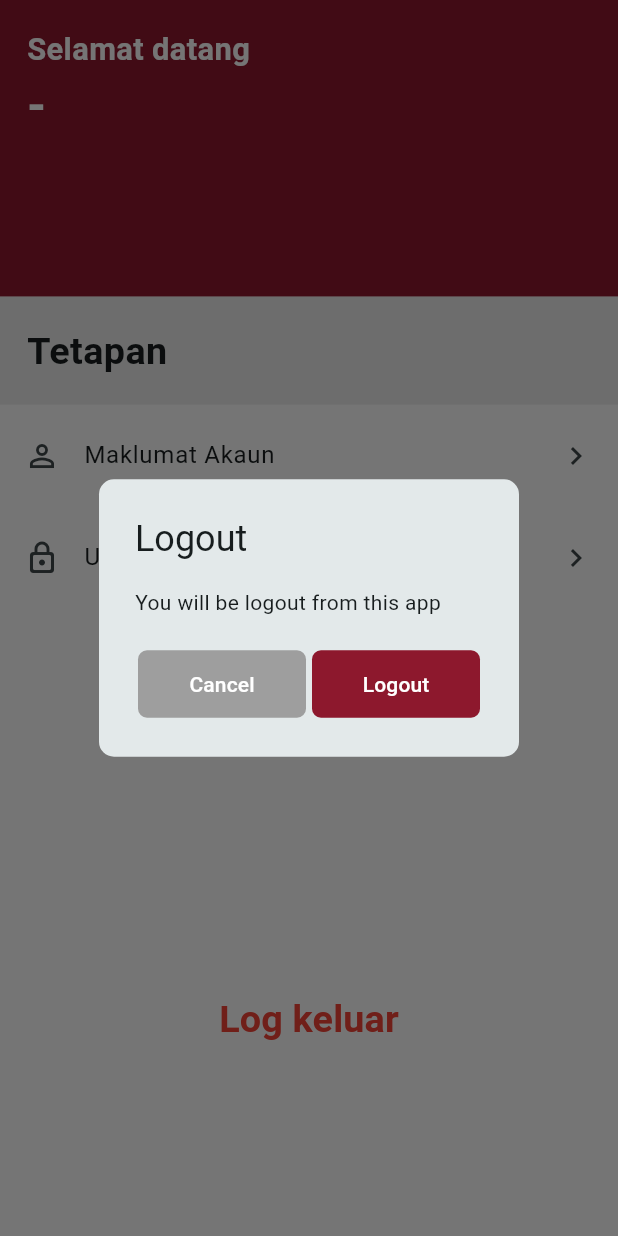
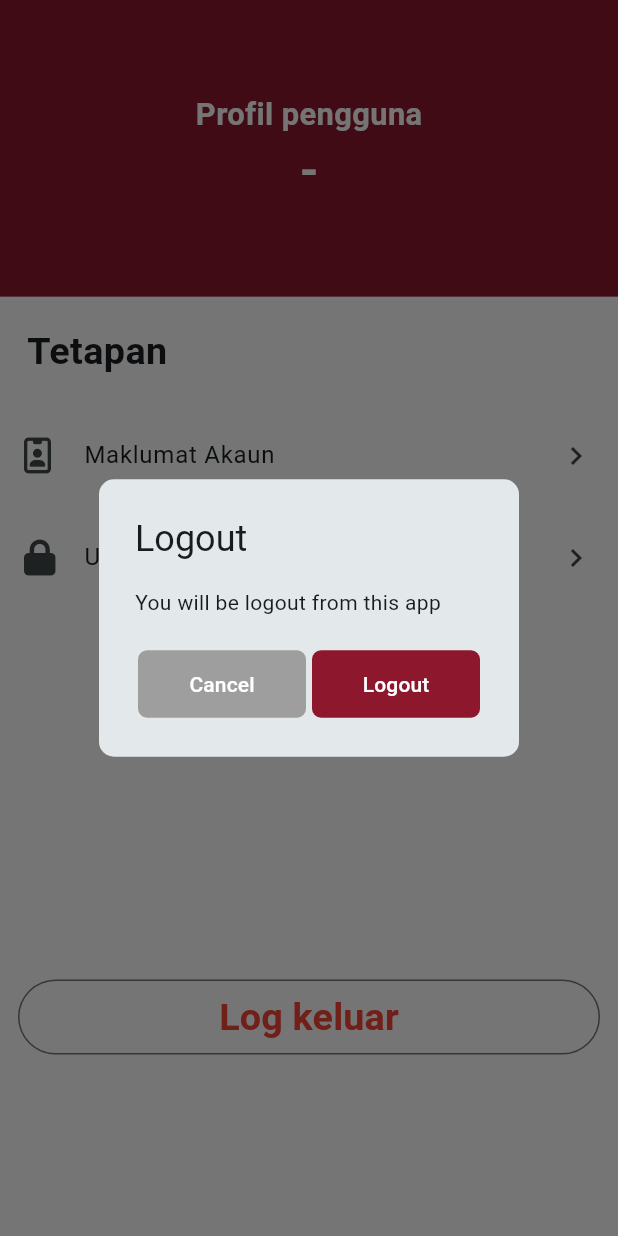
Before and after one commit to VistaKencana/ERUMAH_CENSUS, a Flutter app: the ProfileScreen screen opened directly, after a tap on "Log keluar", on a phone screen of 412 x 824 dp. Run offline on Flutter 3.47's test engine with Material 3 defaults, Android fonts, the phone set to English and light mode, and no system bars; our stand-ins replace another_flushbar, camera, device_info_plus, dotted_border, equatable, file_picker and 13 more; missing offline and left inert: google_mlkit_document_scanner, qr_code_scanner_plus; accounts and stored records are empty; network calls fail.

Commit message:
add new UI

```diff
--- a/lib/screens/dashboard/dashboard_screen.dart
+++ b/lib/screens/dashboard/dashboard_screen.dart
@@ -61,7 +61,7 @@ class _DashboardScreenState extends State<DashboardScreen> {
                   child: Row(
                     children: [
                       Text(
-                        "AKTIVITI ANDA",
+                        "AKTIVITI LOG",
                         style:
                             appTextStyle(size: 20, fontWeight: FontWeight.bold),
                       ),
@@ -131,7 +131,7 @@ class _DashboardScreenState extends State<DashboardScreen> {
                     isLoading: watchDashboard.latestLoading,
                     data: watchDashboard.latestList,
                     // miniTitle: "AKTIVITI",
-                    title: "Aktiviti terkini"),
+                    title: "Tugasan terkini"),
 
                 Container(
                     color: AppColors.lightBlue.color,
@@ -141,7 +141,7 @@ class _DashboardScreenState extends State<DashboardScreen> {
                   isLoading: watchDashboard.incompleteLoading,
                   data: watchDashboard.incompleteList,
                   // miniTitle: "SUSULAN",
-                  title: "Untuk susulan",
+                  title: "Tindakan lanjut",
                   showButton: true,
                 ),
 
--- a/lib/screens/login/login_screen.dart
+++ b/lib/screens/login/login_screen.dart
@@ -79,12 +79,12 @@ class _LoginScreenState extends State<LoginScreen> {
 
                     const SizedBox(height: 10),
                     CustomTextField(
-                      title: "ID Pengguna:",
+                      title: "UID:",
                       controller: userIdCtrl,
                       titleStyle: appTextStyle(fontWeight: FontWeight.w600),
-                      hintText: "Tulis id pengguna disini",
-                      validator: (value) => Validator.validateText(value,
-                          err: "Sila isi ID Pengguna"),
+                      hintText: "Tulis UID disini",
+                      validator: (value) =>
+                          Validator.validateText(value, err: "Sila isi UID"),
                     ),
                     const SizedBox(height: 10),
                     CustomTextField(
--- a/lib/screens/profile/profile_screen.dart
+++ b/lib/screens/profile/profile_screen.dart
@@ -6,6 +6,7 @@ import 'package:eperumahan_bancian/screens/profile/profile_update_screen.dart';
 import 'package:flutter/material.dart';
 import 'package:flutter_bloc/flutter_bloc.dart';
 import 'package:flutter_screenutil/flutter_screenutil.dart';
+import 'package:font_awesome_flutter/font_awesome_flutter.dart';
 import 'package:page_transition/page_transition.dart';
 
 import '../../components/custom_alertdialog.dart';
@@ -32,29 +33,11 @@ class _ProfileScreenState extends State<ProfileScreen> {
               width: double.infinity,
               child: SafeArea(
                 child: Column(
-                  crossAxisAlignment: CrossAxisAlignment.start,
+                  crossAxisAlignment: CrossAxisAlignment.center,
+                  mainAxisAlignment: MainAxisAlignment.center,
                   children: [
-                    // Align(
-                    //   alignment: Alignment.centerRight,
-                    //   child: GestureDetector(
-                    //     onTap: () {
-                    //       Navigator.pop(context);
-                    //     },
-                    //     child: Container(
-                    //       decoration: BoxDecoration(
-                    //         color: AppColors.midGrey.color,
-                    //         shape: BoxShape.circle,
-                    //       ),
-                    //       padding: const EdgeInsets.all(10),
-                    //       child: const Icon(
-                    //         Icons.close,
-                    //         size: 20,
-                    //       ),
-                    //     ),
-                    //   ),
-                    // ),
                     Text(
-                      "Selamat datang",
+                      "Profil pengguna",
                       style: TextStyle(
                           fontWeight: FontWeight.bold,
                           fontSize: 18.sp,
@@ -74,7 +57,6 @@ class _ProfileScreenState extends State<ProfileScreen> {
             Container(
               padding: const EdgeInsets.all(18),
               width: double.infinity,
-              color: Colors.grey.shade200,
               child: Text(
                 "Tetapan",
                 style: TextStyle(
@@ -84,7 +66,7 @@ class _ProfileScreenState extends State<ProfileScreen> {
               ),
             ),
             _profileTile(
-              icon: Icons.person_outline,
+              icon: FontAwesomeIcons.idBadge,
               title: "Maklumat Akaun",
               onTap: () {
                 Navigator.push(
@@ -95,7 +77,7 @@ class _ProfileScreenState extends State<ProfileScreen> {
               },
             ),
             _profileTile(
-              icon: Icons.lock_outline_rounded,
+              icon: FontAwesomeIcons.lock,
               title: "Ubah Kata Laluan",
               onTap: () {
                 Navigator.push(
@@ -106,7 +88,12 @@ class _ProfileScreenState extends State<ProfileScreen> {
               },
             ),
             SizedBox(height: constraint.maxHeight * .3),
-            TextButton(
+            Padding(
+              padding: const EdgeInsets.symmetric(horizontal: 12),
+              child: SizedBox(
+                width: double.infinity,
+                height: 50,
+                child: OutlinedButton(
                     onPressed: () {
                       _showLogoutAlert();
                     },
@@ -115,7 +102,9 @@ class _ProfileScreenState extends State<ProfileScreen> {
                           color: Colors.red,
                           fontWeight: FontWeight.bold,
                           fontSize: 22.sp,
-                    )))
+                        ))),
+              ),
+            )
           ],
         ),
       ));
@@ -129,7 +118,7 @@ class _ProfileScreenState extends State<ProfileScreen> {
     return ListTile(
       onTap: onTap,
       title: Text(title),
-      leading: Icon(icon),
+      leading: FaIcon(icon),
       // tileColor: Colors.grey.shade200,
       trailing: const Icon(Icons.chevron_right),
       contentPadding: const EdgeInsets.symmetric(vertical: 6, horizontal: 16),
--- a/pubspec.yaml
+++ b/pubspec.yaml
@@ -70,6 +70,7 @@ dependencies:
   device_info_plus: ^11.3.0
   qr_code_scanner_plus: ^2.0.10+1
   font_awesome_flutter: ^10.8.0
+  url_launcher: ^6.3.1
 
 dev_dependencies:
   flutter_test:
```
Also changed, not shown: pubspec.lock, 5 other files. Lines whose indentation alone changed are shown as unchanged.
